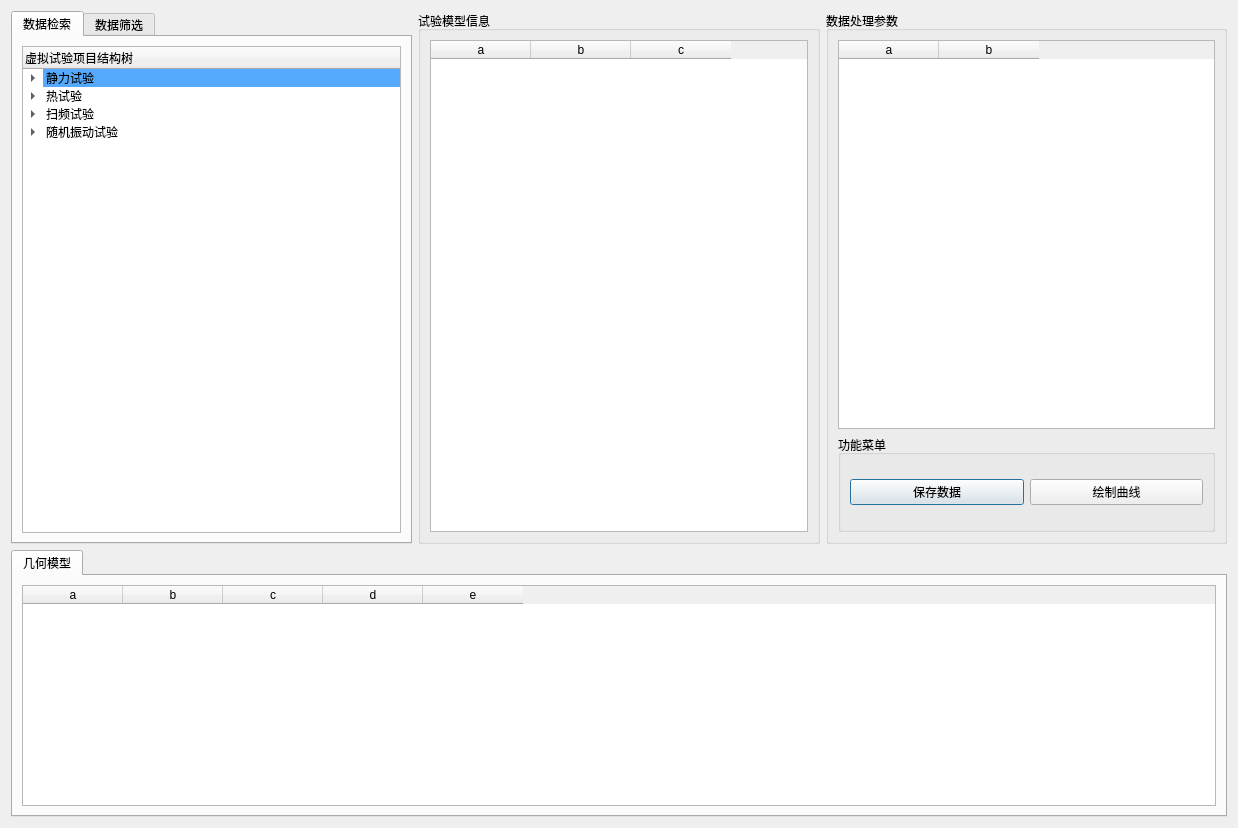
zgpeng009/pyvtdm, file pyvtdm_d2.ui: the form before one commit.
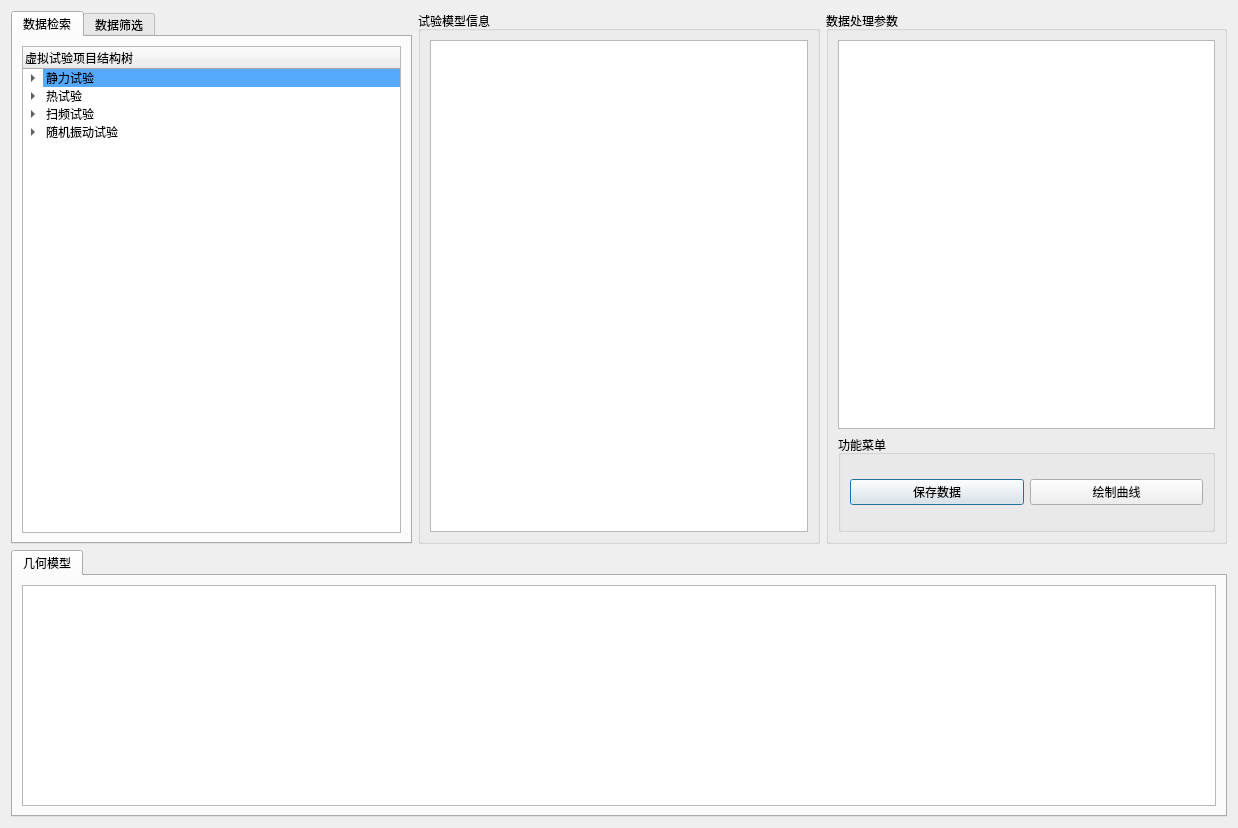
The form after the commit. Icons and pictures are not drawn.

```diff
--- a/pyvtdm_d2.ui
+++ b/pyvtdm_d2.ui
@@ -242,21 +242,12 @@
          <layout class="QVBoxLayout" name="verticalLayout_3">
           <item>
            <widget class="QTableWidget" name="tableWidget_2">
-            <column>
-             <property name="text">
-              <string>a</string>
-             </property>
-            </column>
-            <column>
-             <property name="text">
-              <string>b</string>
-             </property>
-            </column>
-            <column>
-             <property name="text">
-              <string>c</string>
-             </property>
-            </column>
+            <property name="rowCount">
+             <number>0</number>
+            </property>
+            <property name="columnCount">
+             <number>0</number>
+            </property>
            </widget>
           </item>
          </layout>
@@ -269,18 +260,7 @@
          </property>
          <layout class="QVBoxLayout" name="verticalLayout_2" stretch="4,1">
           <item>
-           <widget class="QTableWidget" name="tableWidget_3">
-            <column>
-             <property name="text">
-              <string>a</string>
-             </property>
-            </column>
-            <column>
-             <property name="text">
-              <string>b</string>
-             </property>
-            </column>
-           </widget>
+           <widget class="QTableWidget" name="tableWidget_3"/>
           </item>
           <item>
            <widget class="QGroupBox" name="groupBox_3">
@@ -321,33 +301,7 @@
         </attribute>
         <layout class="QHBoxLayout" name="horizontalLayout_2">
          <item>
-          <widget class="QTableWidget" name="tableWidget">
-           <column>
-            <property name="text">
-             <string>a</string>
-            </property>
-           </column>
-           <column>
-            <property name="text">
-             <string>b</string>
-            </property>
-           </column>
-           <column>
-            <property name="text">
-             <string>c</string>
-            </property>
-           </column>
-           <column>
-            <property name="text">
-             <string>d</string>
-            </property>
-           </column>
-           <column>
-            <property name="text">
-             <string>e</string>
-            </property>
-           </column>
-          </widget>
+          <widget class="QTableWidget" name="tableWidget"/>
          </item>
         </layout>
        </widget>
```
